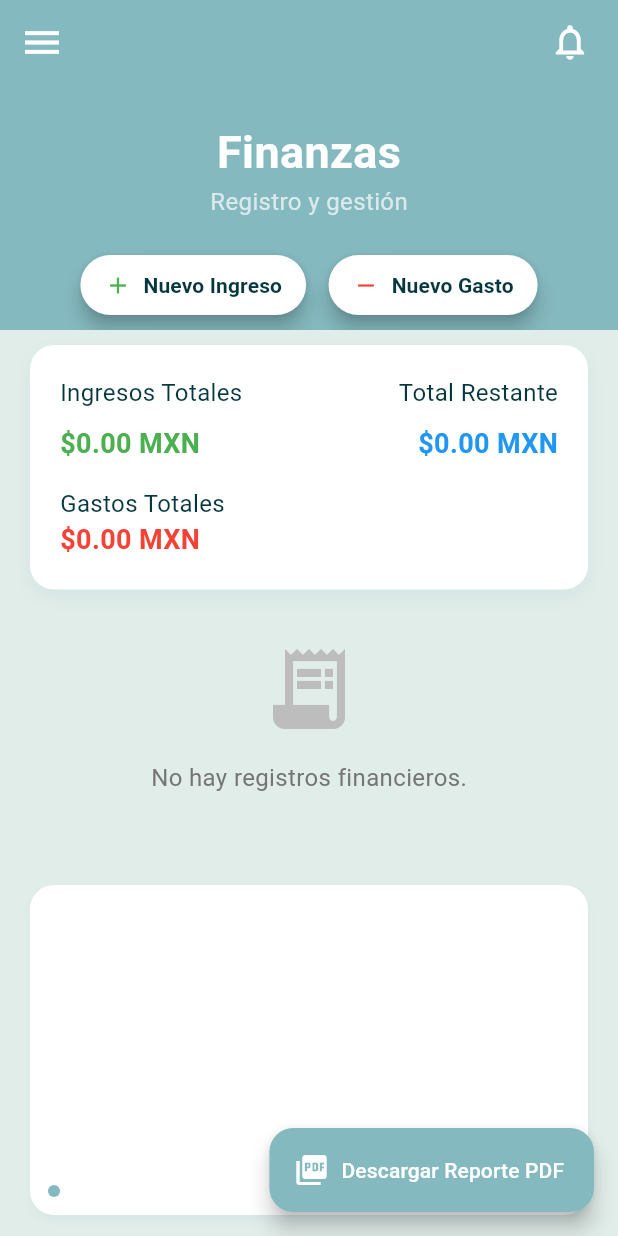
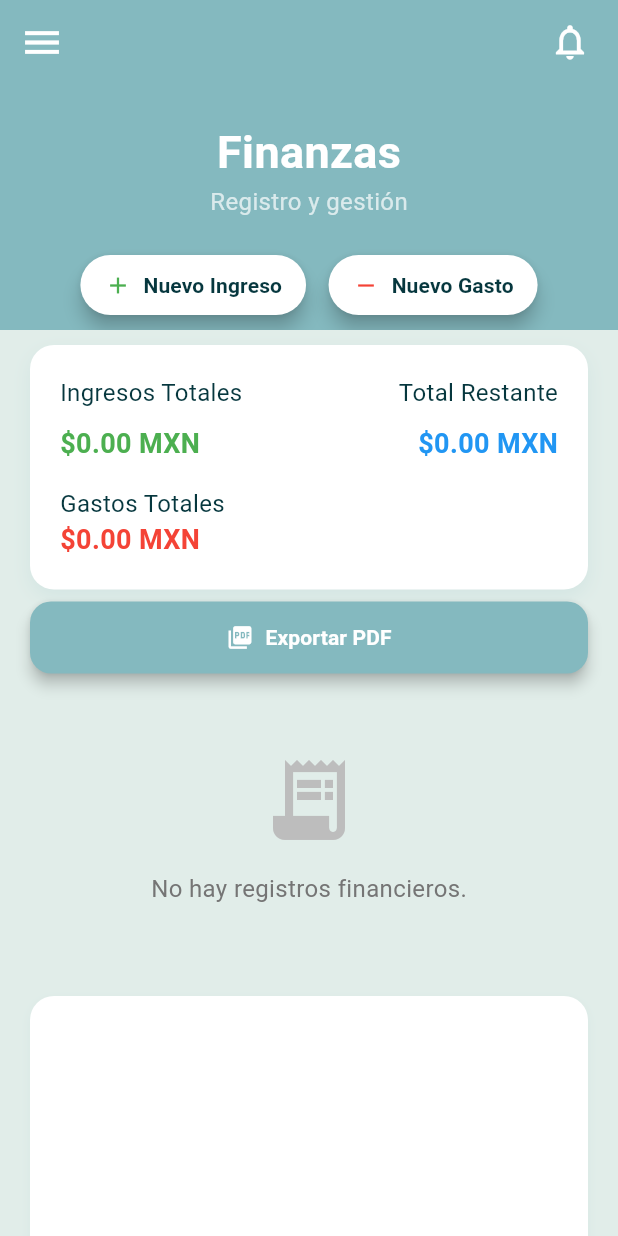
Before and after one commit to GabSalinas110403/fynix, a Flutter app: the FinanzasScreen screen opened by its route, on a phone screen of 412 x 824 dp. Run offline on Flutter 3.47's test engine with Material 3 defaults, Android fonts, the light colour scheme and no system bars; drawn by our look-alikes of fl_chart; our stand-ins replace pdf, permission_handler, printing, shared_preferences; accounts and stored records are empty.

Commit message:
finanzas 2

```diff
--- a/lib/screens/finanzas_screen.dart
+++ b/lib/screens/finanzas_screen.dart
@@ -247,13 +247,17 @@ class _FinanzasScreenState extends State<FinanzasScreen> {
 
   final bytes = await pdf.save();
 
+
+  // ------------------------------------------------------------------
+  // COMPATIBLE CON ANDROID: Compartir o Guardar PDF sin errores
+  // ------------------------------------------------------------------
   await Printing.sharePdf(
     bytes: bytes,
     filename: 'Reporte_Finanzas_${DateTime.now().millisecondsSinceEpoch}.pdf',
   );
 
   if (mounted) {
-      ScaffoldMessenger.of(this.context).showSnackBar(
+    ScaffoldMessenger.of(context).showSnackBar(
       const SnackBar(content: Text('PDF generado y listo para compartir')),
     );
   }
@@ -314,13 +318,6 @@ class _FinanzasScreenState extends State<FinanzasScreen> {
   Widget build(BuildContext context) {
     return Scaffold(
       drawer: const CustomDrawer(),
-      floatingActionButton: FloatingActionButton.extended(
-        onPressed: generarPDF,
-        backgroundColor: FinanzasScreen.primaryColor,
-        foregroundColor: Colors.white,
-        label: const Text("Descargar Reporte PDF"),
-        icon: const Icon(Icons.picture_as_pdf),
-      ),
       body: CustomScrollView(
         physics: const ClampingScrollPhysics(),
         slivers: [
@@ -332,7 +329,36 @@ class _FinanzasScreenState extends State<FinanzasScreen> {
                 crossAxisAlignment: CrossAxisAlignment.stretch,
                 children: [
                   _buildResumen(),
+                  const SizedBox(height: 10),
+
+                  // -------------------------------
+                  // BOTÓN DE EXPORTAR PDF (OPCIÓN B)
+                  // -------------------------------
+                  Padding(
+                    padding: const EdgeInsets.symmetric(horizontal: 20,vertical: 8),
+                    child: ElevatedButton.icon(
+                      onPressed: generarPDF,
+                      icon: const Icon(Icons.picture_as_pdf, color: Colors.white),
+                      label: const Text(
+                        "Exportar PDF",
+                        style: TextStyle(
+                          color: Colors.white,
+                          fontWeight: FontWeight.bold,
+                        ),
+                      ),
+                      style: ElevatedButton.styleFrom(
+                        backgroundColor: FinanzasScreen.primaryColor,
+                        padding: const EdgeInsets.symmetric(vertical: 14),
+                        shape: RoundedRectangleBorder(
+                          borderRadius: BorderRadius.circular(14),
+                        ),
+                        elevation: 4,
+                      ),
+                    ),
+                  ),
+
                   const SizedBox(height: 20),
+
                   _buildListaRegistros(),
                   const SizedBox(height: 20),
                   _buildGrafica(),
```
Lines whose indentation alone changed are shown as unchanged.
